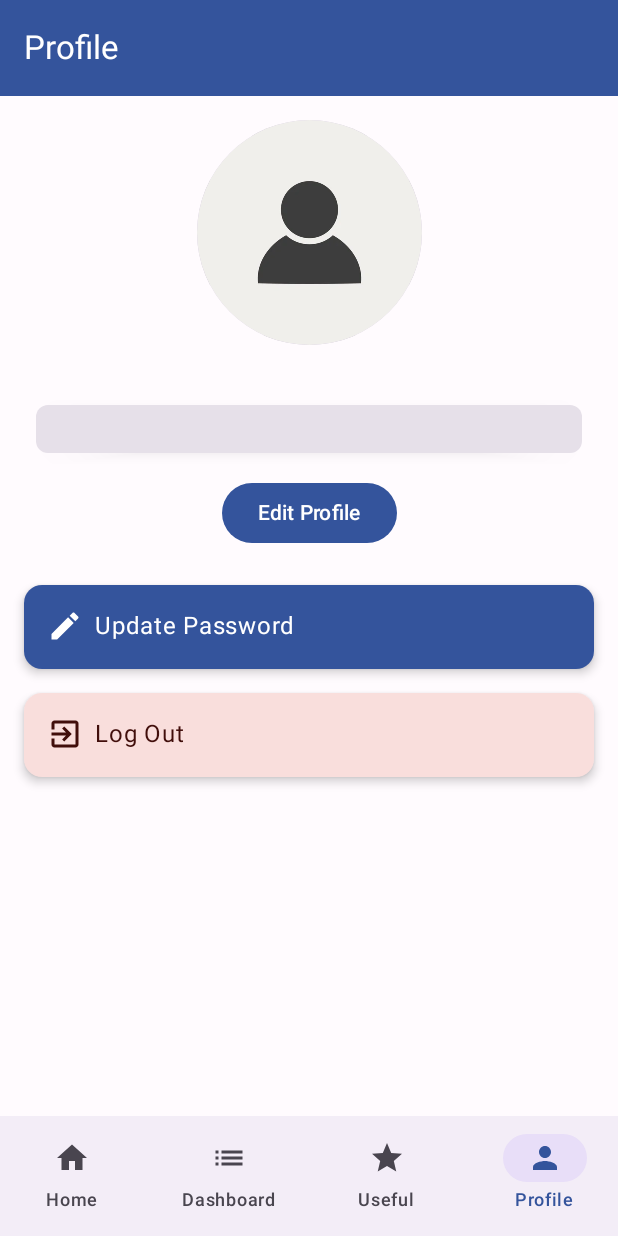
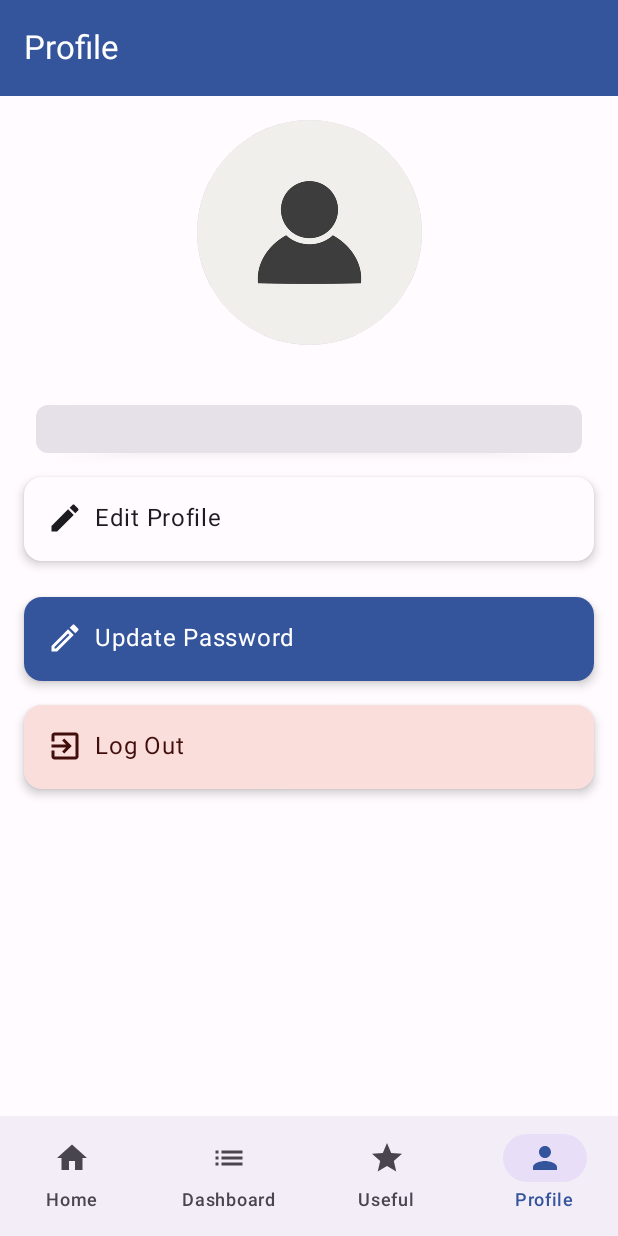
Before and after one commit to Abylaikhan-Bari/TildeSU, an Android app built with Jetpack Compose: the MainScreen screen opened through its navigation route, item 4 of the bottom bar chosen, on a phone screen of 412 x 824 dp. Run offline under Robolectric (Android 15) with nearby library versions, the phone set to English and light mode, and no system bars; our stand-ins replace Firebase (no records; nobody signed in at launch, a user with empty details on screens opened directly), livedata-compose; 3 statements that could not run were skipped.

Commit message:
Added some Profile Information handling

```diff
--- a/app/src/main/java/com/ashim_bari/tildesu/view/screens/main/pages/ProfilePage.kt
+++ b/app/src/main/java/com/ashim_bari/tildesu/view/screens/main/pages/ProfilePage.kt
@@ -18,6 +18,7 @@ import androidx.compose.foundation.text.KeyboardOptions
 import androidx.compose.material.icons.Icons
 import androidx.compose.material.icons.filled.Edit
 import androidx.compose.material.icons.filled.ExitToApp
+import androidx.compose.material.icons.outlined.ModeEdit
 import androidx.compose.material3.*
 import androidx.compose.runtime.*
 import androidx.compose.runtime.livedata.observeAsState
@@ -154,16 +155,25 @@ fun ProfilePage(navController: NavHostController) {
 
                 Spacer(modifier = Modifier.height(8.dp))
 
-                Button(onClick = { showEditProfileDialog = true }) {
-                    Text("Edit Profile")
-                }
+                ActionCard(
+                    text = stringResource(id = R.string.edit_profile_button),
+                    icon = { Icon(Icons.Filled.Edit, contentDescription = "Edit Profile") },
+                    onClick = { showEditProfileDialog = true },
+                    modifier = Modifier
+                        .height(56.dp)
+                        .fillMaxWidth(),
+                    backgroundColor = MaterialTheme.colorScheme.background
+                )
+//                Button(onClick = { showEditProfileDialog = true }) {
+//                    Text("Edit Profile")
+//                }
 
 
                 Spacer(modifier = Modifier.height(24.dp))
 
                 ActionCard(
                     text = stringResource(id = R.string.update_password_button),
-                    icon = { Icon(Icons.Filled.Edit, contentDescription = "Update Password") },
+                    icon = { Icon(Icons.Outlined.ModeEdit, contentDescription = "Update Password") },
                     onClick = { showUpdatePasswordDialog = true },
                     modifier = Modifier
                         .height(56.dp)
--- a/app/src/main/res/values/strings.xml
+++ b/app/src/main/res/values/strings.xml
@@ -42,6 +42,7 @@
     <string name="go_home_card">Go to Home Page</string>
     <string name="next_button">Next</string>
     <string name="update_password_button">Update Password</string>
+    <string name="edit_profile_button">Edit Profile</string>
     <string name="change_language_button">Change Language</string>
     <string name="log_out_language_button">Log Out</string>
     <string name="password_not_match">Passwords do not match.</string>
```
Also changed, not shown: 2 other files.
